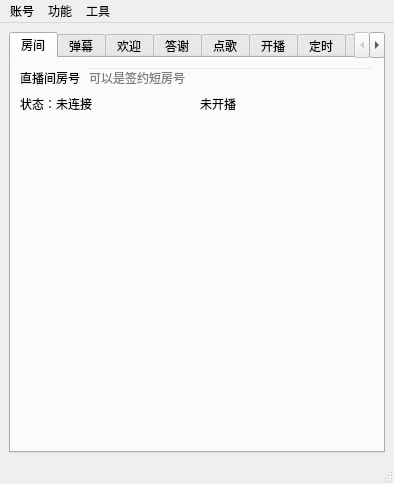
Old version of the form mainwindow.ui in the repository iwxyi/Bilibili-MagicalDanmaku.
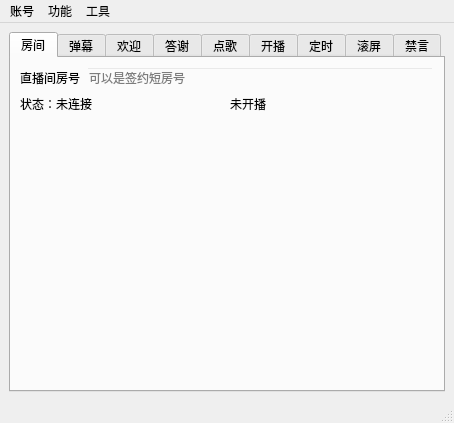
New version of the form. The open tabs and pages were chosen to show the change. Icons and pictures are not drawn. Custom widgets are drawn as their Qt base class.

Diff of the .ui file:
```diff
--- a/mainwindow.ui
+++ b/mainwindow.ui
@@ -6,8 +6,8 @@
    <rect>
     <x>0</x>
     <y>0</y>
-    <width>394</width>
-    <height>484</height>
+    <width>454</width>
+    <height>408</height>
    </rect>
   </property>
   <property name="windowTitle">
@@ -32,6 +32,9 @@
         <string>房间</string>
        </attribute>
        <layout class="QVBoxLayout" name="verticalLayout_2">
+        <property name="bottomMargin">
+         <number>0</number>
+        </property>
         <item>
          <layout class="QHBoxLayout" name="horizontalLayout">
           <item>
@@ -1852,7 +1855,7 @@
     <rect>
      <x>0</x>
      <y>0</y>
-     <width>394</width>
+     <width>454</width>
      <height>23</height>
     </rect>
    </property>
```
Left out of the diff: 2 changed lines with no effect on the pictures.
